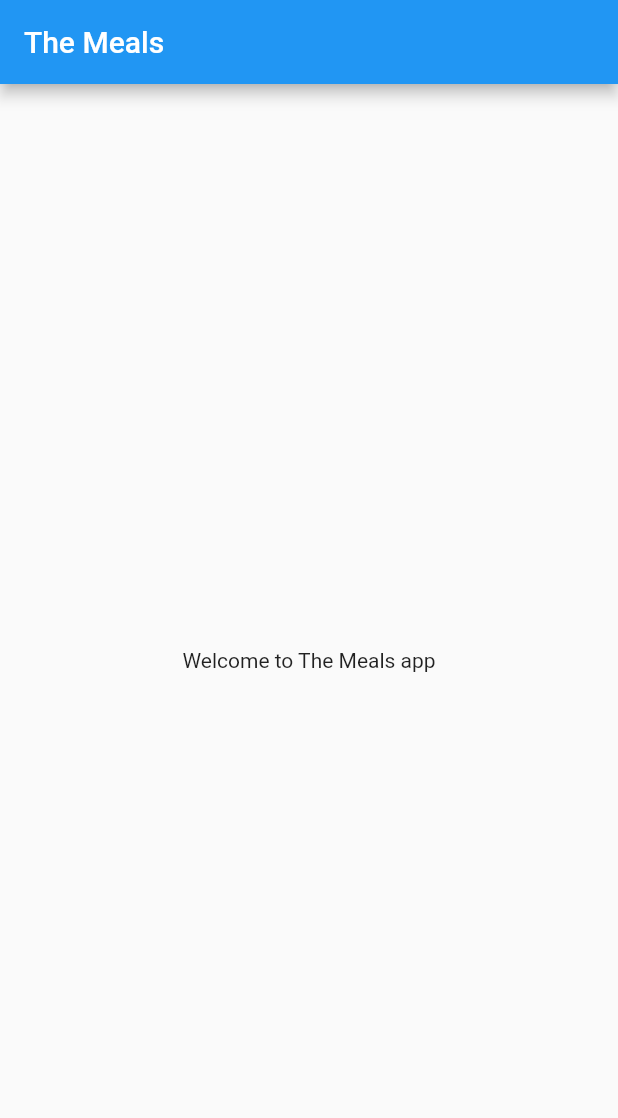
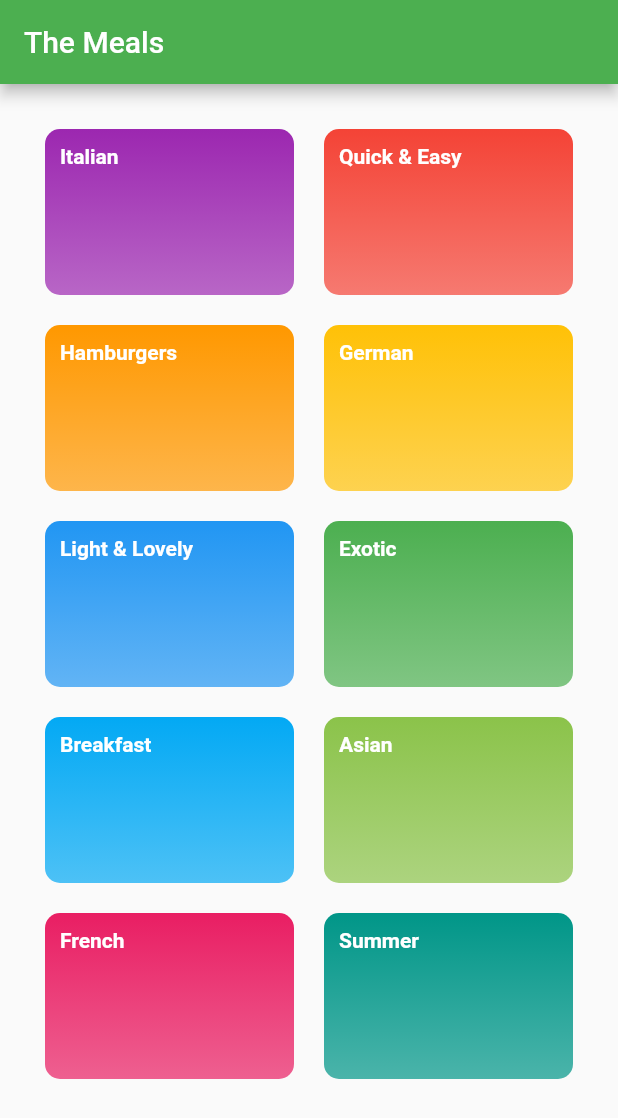
Before and after one commit to sorakhan/flutter-apps, a Flutter app: the screen it shows after launch, on a phone screen of 412 x 824 dp. Shown: the top 1118 px of the screen. Run offline on Flutter 3.47's test engine with Material 2 defaults, Android fonts, the phone set to English and light mode, and no system bars.

Commit message:
displaying categories. able to navigate to different pages/screens

```diff
--- /dev/null
+++ b/meals_app/lib/categories_screen.dart
@@ -0,0 +1,27 @@
+import 'package:flutter/material.dart';
+
+import './dummy_data.dart';
+import './widgets/category_item.dart';
+
+class CategoriesScreen extends StatelessWidget {
+  @override
+  Widget build(BuildContext context) {
+    return Scaffold(
+      appBar: AppBar(title: Text('The Meals'),),
+      body: GridView(
+        padding: const EdgeInsets.all(30),
+        children: DUMMY_CATEGORIES.map(
+          (category) {
+            return CategoryItem(category.id, category.title, category.color);
+          },
+        ).toList(),
+        gridDelegate: const SliverGridDelegateWithMaxCrossAxisExtent(
+          maxCrossAxisExtent: 200,
+          childAspectRatio: 3 / 2,
+          crossAxisSpacing: 20,
+          mainAxisSpacing: 20,
+        ),
+      ),
+    );
+  }
+}
--- /dev/null
+++ b/meals_app/lib/category_meals_screen.dart
@@ -0,0 +1,19 @@
+import 'package:flutter/material.dart';
+
+class CategoryMealsScreen extends StatelessWidget {
+  @override
+  Widget build(BuildContext context) {
+  final routeArgs = ModalRoute.of(context).settings.arguments as Map<String, String>;
+  final categoryTitle = routeArgs['title'];
+  // final categoryId = routeArgs['id'];
+    return Scaffold(
+      appBar: AppBar(
+        title: Text(categoryTitle),
+        backgroundColor: Theme.of(context).primaryColor,
+      ),
+      body: Container(
+        child: Text('Test page for meals'),
+      ),
+    );
+  }
+}
--- /dev/null
+++ b/meals_app/lib/dummy_data.dart
@@ -0,0 +1,56 @@
+import 'package:flutter/material.dart';
+
+import './models/category.dart';
+
+const DUMMY_CATEGORIES = const [
+  Category(
+    id: 'c1',
+    title: 'Italian',
+    color: Colors.purple,
+  ),
+  Category(
+    id: 'c2',
+    title: 'Quick & Easy',
+    color: Colors.red,
+  ),
+  Category(
+    id: 'c3',
+    title: 'Hamburgers',
+    color: Colors.orange,
+  ),
+  Category(
+    id: 'c4',
+    title: 'German',
+    color: Colors.amber,
+  ),
+  Category(
+    id: 'c5',
+    title: 'Light & Lovely',
+    color: Colors.blue,
+  ),
+  Category(
+    id: 'c6',
+    title: 'Exotic',
+    color: Colors.green,
+  ),
+  Category(
+    id: 'c7',
+    title: 'Breakfast',
+    color: Colors.lightBlue,
+  ),
+  Category(
+    id: 'c8',
+    title: 'Asian',
+    color: Colors.lightGreen,
+  ),
+  Category(
+    id: 'c9',
+    title: 'French',
+    color: Colors.pink,
+  ),
+  Category(
+    id: 'c10',
+    title: 'Summer',
+    color: Colors.teal,
+  ),
+];
--- a/meals_app/lib/main.dart
+++ b/meals_app/lib/main.dart
@@ -1,4 +1,6 @@
 import 'package:flutter/material.dart';
+import './categories_screen.dart';
+import './category_meals_screen.dart';
 
 void main() {
   runApp(MyApp());
@@ -9,17 +11,11 @@ class MyApp extends StatelessWidget {
   Widget build(BuildContext context) {
     return MaterialApp(
       title: 'The Meals',
-      home: MealsApp(),
+      home: CategoriesScreen(), // loads main page of app
+      theme: ThemeData(primaryColor: Colors.green),
+      routes: {
+        '/category-meals': (ctx) => CategoryMealsScreen()
+      },
     );
   }
 }
-
-class MealsApp extends StatelessWidget {
-  @override
-  Widget build(BuildContext context) {
-    return Scaffold(
-      appBar: AppBar(title: Text('The Meals'),),
-      body: Center(child: Text('Welcome to The Meals app'),),
-    );
-  }
-}
--- /dev/null
+++ b/meals_app/lib/models/category.dart
@@ -0,0 +1,13 @@
+import 'package:flutter/material.dart';
+
+class Category {
+  final String id;
+  final String title;
+  final Color color; // background color that represents a category
+
+  const Category({
+    @required this.id,
+    @required this.title,
+    this.color = Colors.green,
+  });
+}
--- /dev/null
+++ b/meals_app/lib/widgets/category_item.dart
@@ -0,0 +1,45 @@
+import 'package:flutter/material.dart';
+// import 'package:meals_app/category_meals_screen.dart';
+
+class CategoryItem extends StatelessWidget {
+  final String id;
+  final String title;
+  final Color color;
+
+  CategoryItem(this.id, this.title, this.color);
+
+  void selectCategory(BuildContext ctx) {
+    // Navigator.of(ctx).push(MaterialPageRoute(builder: (_) {
+    //   return CategoryMealsScreen(id, title);
+    // }));
+    Navigator.of(ctx).pushNamed('/category-meals', arguments: {
+      'id': id,
+      'title': title,
+    });
+  }
+
+  @override
+  Widget build(BuildContext context) {
+    return InkWell(
+      // button tap
+      onTap: () => selectCategory(context),
+      splashColor: Theme.of(context).primaryColor,
+      borderRadius: BorderRadius.circular(10),
+      // button design
+      child: Container(
+        padding: EdgeInsets.all(10),
+        decoration: BoxDecoration(
+            borderRadius: BorderRadius.circular(10),
+            color: color,
+            gradient: LinearGradient(colors: [
+              color,
+              color.withOpacity(0.7),
+            ], begin: Alignment.topCenter, end: Alignment.bottomCenter)),
+        child: Text(
+          title,
+          style: TextStyle(fontWeight: FontWeight.bold, color: Colors.white),
+        ),
+      ),
+    );
+  }
+}
```
